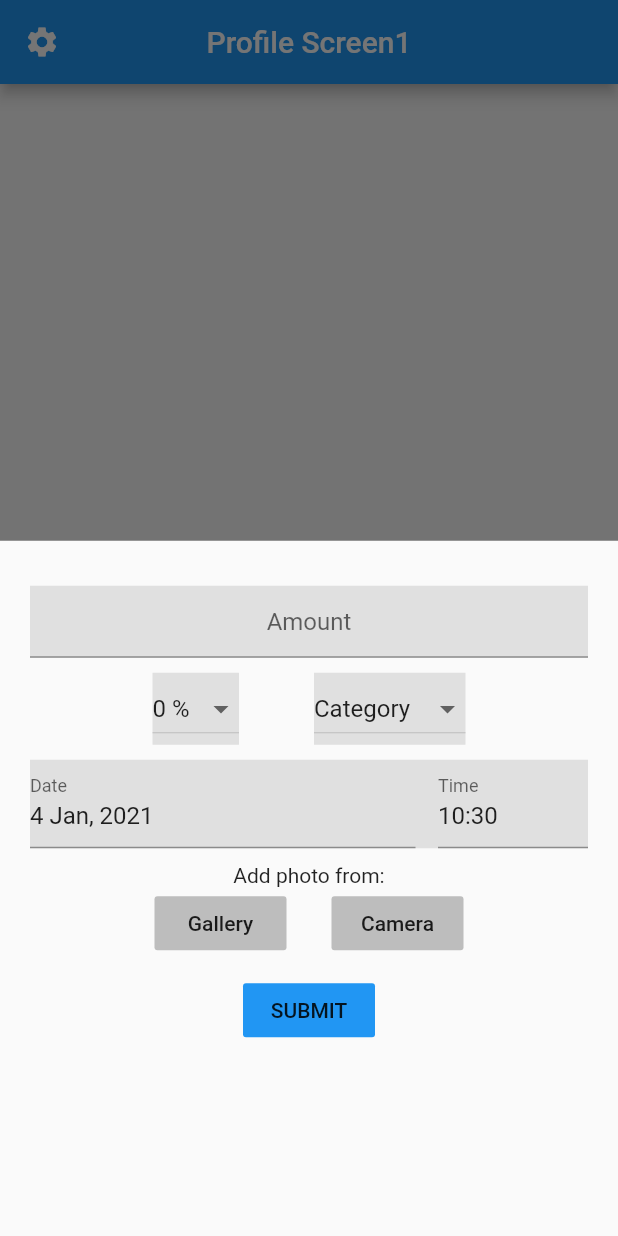
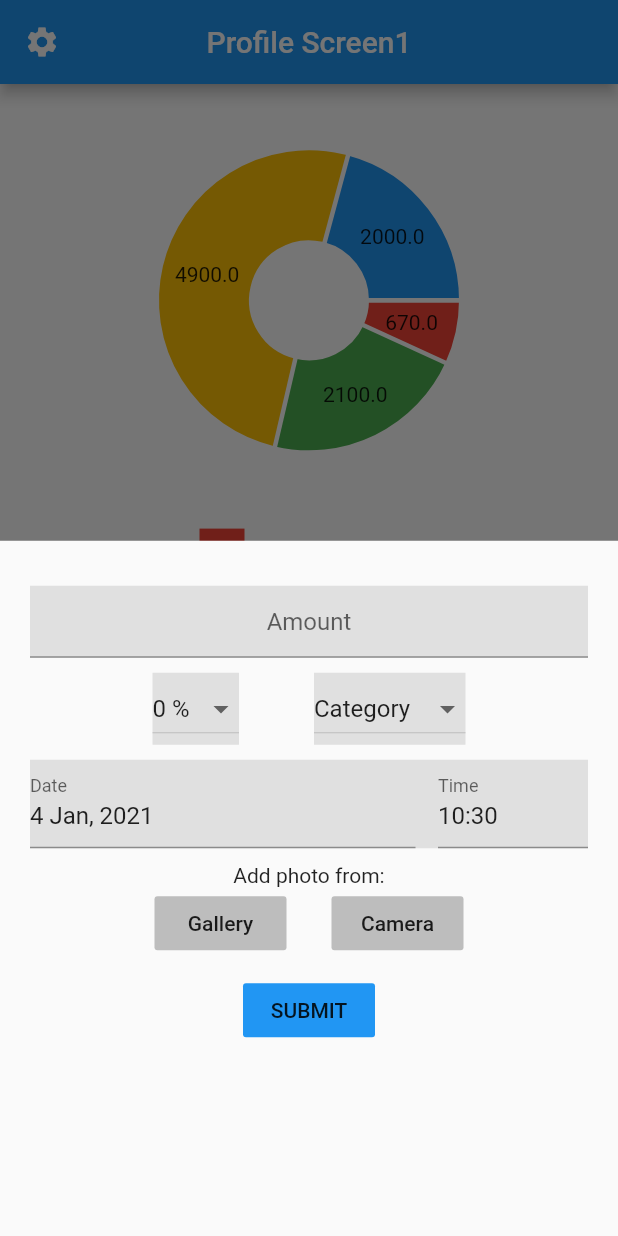
Before and after one commit to Przemek-Ter/Financial-App, a Flutter app: the screen it shows after launch, after a tap on the "add" icon, on a phone screen of 412 x 824 dp. Run offline on Flutter 3.47's test engine with Material 2 defaults, Android fonts, the phone set to English and light mode, and no system bars; drawn by our look-alikes of date_time_picker, fl_chart; our stand-ins replace image_picker.

Commit message:
Added simple profile screen layout

```diff
--- a/lib/main.dart
+++ b/lib/main.dart
@@ -1,9 +1,12 @@
 import 'package:flutter/material.dart';
+import 'package:project_app2/widgets/my_bottom_navigation_bar.dart';
+import 'package:project_app2/object_classes/categories_list.dart';
 
-//Bottom Navigation Bar
-import 'package:project_app2/widgets/my_bottom_navigation_bar.dart';
+CategoriesList categoriesList;
+
 
 void main() {
+
   runApp(MaterialApp(
     home: MyBottomNavigationBar(),
   ));
--- /dev/null
+++ b/lib/object_classes/categories_list.dart
@@ -0,0 +1,34 @@
+import 'package:project_app2/object_classes/category.dart';
+import 'package:project_app2/object_classes/invoice.dart';
+
+class CategoriesList {
+
+  List<Category> categoriesList = [
+    new Category(0, 'No Category'),
+    new Category(1, 'Food'),
+    new Category(2, 'Car'),
+    new Category(3, 'Materials'),
+  ];
+
+  List<Category> getCategoryList() {
+    return categoriesList;
+  }
+
+  void addToCategory(Invoice invoice, int categoryNumber) {
+    categoriesList[categoryNumber].addInvoice(invoice);
+  }
+
+  double amountSum() {
+    double sum = 0;
+    for (int i = 0; i < categoriesList.length; i++) {
+      sum += categoriesList[i].amountSum();
+    }
+    return double.parse(sum.toStringAsPrecision(2));
+  }
+
+  double percentOfAll(int categoryNumber) {
+    double categorySum = categoriesList[categoryNumber].amountSum();
+    double allSum = amountSum();
+    return double.parse(((categorySum / allSum) * 100).toStringAsPrecision(2));
+  }
+}
--- a/lib/object_classes/category.dart
+++ b/lib/object_classes/category.dart
@@ -1,9 +1,9 @@
-import 'package:project_app2/object_Classes/invoice.dart';
+import 'package:project_app2/object_classes/invoice.dart';
 
 class Category {
   int indexNumber;
   String name;
-  List<Invoice> invoiceList;
+  List<Invoice> invoiceList = List<Invoice>();
 
   Category (int indexNumber, String name) {
     this.indexNumber = indexNumber;
@@ -13,6 +13,19 @@ class Category {
   //Methods
   void addInvoice(Invoice invoice) {
     invoiceList.add(invoice);
+    print('invoice added');
+  }
+
+  double amountSum() {
+    double sum= 0;
+    if (invoiceList != null) {
+      for(int i = 0; i < invoiceList.length; i++) {
+        sum += invoiceList[i].amountValue;
+      }
+      return double.parse(sum.toStringAsPrecision(2));
+    }else {
+      return 0;
+    }
   }
 
   //Getters
--- a/lib/pages/data_screen.dart
+++ b/lib/pages/data_screen.dart
@@ -1,12 +1,50 @@
 import 'package:flutter/cupertino.dart';
 import 'package:flutter/material.dart';
-import 'package:project_app2/object_Classes/category.dart';
+import 'package:project_app2/object_classes/category.dart';
 import 'package:project_app2/object_classes/invoice.dart';
 
 class DataScreen extends StatefulWidget {
   @override
   _DataScreenState createState() => _DataScreenState();
 }
+
+//====================================================
+// //Categories list object
+// CategoriesList categoriesList = new CategoriesList();
+// bool wasAdded = false;
+// //simulation method
+// void simulation() {
+//   //Invoice List
+//   List<Invoice> invoiceList = [
+//     new Invoice(100, 23, '10-10-2020', 0),
+//     new Invoice(500, 7, '10-10-2020', 1),
+//     new Invoice(1000, 0, '10-10-2020', 3),
+//     new Invoice(34, 23, '10-10-2020', 0),
+//     new Invoice(2375, 7, '10-10-2020', 2),
+//     new Invoice(75.43, 23, '10-10-2020', 2),
+//     new Invoice(300, 23, '10-10-2020', 1),
+//     new Invoice(200, 8, '10-10-2020', 0),
+//     new Invoice(100, 23, '10-10-2020', 0),
+//     new Invoice(500, 7, '10-10-2020', 1),
+//     new Invoice(1000, 0, '10-10-2020', 3),
+//     new Invoice(34, 23, '10-10-2020', 0),
+//     new Invoice(2375, 7, '10-10-2020', 2),
+//     new Invoice(75.43, 23, '10-10-2020', 2),
+//     new Invoice(300, 23, '10-10-2020', 1),
+//     new Invoice(200, 8, '10-10-2020', 0),
+//     new Invoice(534.76, 23, '21-09-2015', 1),
+//   ];
+//
+//   if (wasAdded != true) {
+//     for (int i = 0; i < invoiceList.length; i++) {
+//       categoriesList.categoriesList[invoiceList[i].categoryNumber].addInvoice(invoiceList[i]);
+//     }
+//   }
+//   wasAdded = true;
+//   print('${categoriesList.categoriesList[2].invoiceList}');
+// }
+//====================================================
+
 
 //Category List (fromDatabase)
 List<Category> categoryList = [
@@ -40,7 +78,8 @@ class _DataScreenState extends State<DataScreen> {
 
   @override
   Widget build(BuildContext context) {
-    final Size size = MediaQuery.of(context).size;
+    // final Size size = MediaQuery.of(context).size;
+
     return Scaffold(
       body: CustomScrollView(
         slivers: [
@@ -86,6 +125,7 @@ class _DataScreenState extends State<DataScreen> {
                         ],
                       ),
                       Spacer(),
+                      //Amount and Tax
                       Column(
                         crossAxisAlignment: CrossAxisAlignment.end,
                         children: [
--- a/lib/pages/profile_screen.dart
+++ b/lib/pages/profile_screen.dart
@@ -1,20 +1,19 @@
 import 'package:fl_chart/fl_chart.dart';
 import 'package:flutter/material.dart';
-import 'package:project_app2/object_Classes/category.dart';
 import 'package:project_app2/object_classes/invoice.dart';
+import 'package:project_app2/object_classes/categories_list.dart';
 
 class ProfileScreen extends StatefulWidget {
   @override
   _ProfileScreenState createState() => _ProfileScreenState();
 }
 
-//Category list (from Database)
-List<Category> categoryList = [
-  new Category(0, 'No Category'),
-  new Category(1, 'Food'),
-  new Category(2, 'Car'),
-  new Category(3, 'Materials'),
-];
+//====================================================
+//Categories list object
+CategoriesList categoriesList = new CategoriesList();
+bool wasAdded = false;
+//simulation method
+void simulation() {
   //Invoice List
   List<Invoice> invoiceList = [
     new Invoice(100, 23, '10-10-2020', 0),
@@ -36,22 +35,31 @@ List<Invoice> invoiceList = [
     new Invoice(534.76, 23, '21-09-2015', 1),
   ];
 
+  if (wasAdded != true) {
+    for (int i = 0; i < invoiceList.length; i++) {
+      categoriesList.categoriesList[invoiceList[i].categoryNumber].addInvoice(invoiceList[i]);
+    }
+  }
+  wasAdded = true;
+  print('${categoriesList.categoriesList[2].invoiceList}');
+}
+//====================================================
+
 
 class _ProfileScreenState extends State<ProfileScreen> {
-
-  List<PieChartSectionData> sections = List<PieChartSectionData>();
-
 
   @override
   Widget build(BuildContext context) {
     final Size size = MediaQuery.of(context).size;
+
+    simulation();
 
     return Scaffold(
       //AppBar
       appBar: AppBar(
         title: Text('Profile Screen1'),
         centerTitle: true,
-        //Home Button
+        //Settings Button
         leading: IconButton(
           icon: Icon(Icons.settings),
           onPressed: () {
@@ -67,10 +75,70 @@ class _ProfileScreenState extends State<ProfileScreen> {
         child: Column(
           children: [
             Container(
+              color: Colors.white,
               child: PieChart(
                 PieChartData(
-
+                  borderData: FlBorderData(show: false),
+                  sectionsSpace: 3,
+                  centerSpaceRadius: 40,
+                  sections: showSections(categoriesList),
                 )
+              ),
+            ),
+            Container(
+              color: Colors.white,
+              child: Column(
+                mainAxisAlignment: MainAxisAlignment.center,
+                children: [
+                  //Category 0
+                  Row(
+                    children: [
+                      SizedBox(width: 125,),
+                      Padding(
+                        padding: const EdgeInsets.all(8.0),
+                        child: Container(width: 30, height: 30, color: Colors.red,),
+                      ),
+                      Text('Category 0 - ${categoriesList.categoriesList[0].amountSum()}'),
+                      Spacer(),
+                    ],
+                  ),
+                  //Category 1
+                  Row(
+                    children: [
+                      SizedBox(width: 125,),
+                      Padding(
+                        padding: const EdgeInsets.all(8.0),
+                        child: Container(width: 30, height: 30, color: Colors.green,),
+                      ),
+                      Text('Category 1 - ${categoriesList.categoriesList[1].amountSum()}'),
+                      Spacer(),
+                    ],
+                  ),
+                  //Category 2
+                  Row(
+                    children: [
+                      SizedBox(width: 125,),
+                      Padding(
+                        padding: const EdgeInsets.all(8.0),
+                        child: Container(width: 30, height: 30, color: Colors.amber,),
+                      ),
+                      Text('Category 2 - ${categoriesList.categoriesList[2].amountSum()}'),
+                      Spacer(),
+                    ],
+                  ),
+                  //Category 3
+                  Row(
+                    children: [
+                      SizedBox(width: 125,),
+                      Padding(
+                        padding: const EdgeInsets.all(8.0),
+                        child: Container(width: 30, height: 30, color: Colors.blue,),
+                      ),
+                      Text('Category 3 - ${categoriesList.categoriesList[3].amountSum()}'),
+                      Spacer(),
+                    ],
+                  ),
+                ],
               ),
             ),
           ],
@@ -78,4 +146,42 @@ class _ProfileScreenState extends State<ProfileScreen> {
       ),
     );
   }
+
+  List<PieChartSectionData> showSections(CategoriesList categoriesList) {
+    return List.generate(4, (index) {
+      switch (index) {
+        case 0:
+          return PieChartSectionData(
+            value: categoriesList.percentOfAll(0),
+            title: '${categoriesList.categoriesList[0].amountSum()}',
+            color: Colors.red,
+            radius: 60,
+          );
+        case 1:
+          return PieChartSectionData(
+            value: categoriesList.percentOfAll(1),
+            title: '${categoriesList.categoriesList[1].amountSum()}',
+            color: Colors.green,
+            radius: 60,
+          );
+        case 2:
+          return PieChartSectionData(
+            value: categoriesList.percentOfAll(2),
+            title: '${categoriesList.categoriesList[2].amountSum()}',
+            color: Colors.amber,
+            radius: 60,
+          );
+        case 3:
+          return PieChartSectionData(
+            value: categoriesList.percentOfAll(3),
+            title: '${categoriesList.categoriesList[3].amountSum()}',
+            color: Colors.blue,
+            radius: 60,
+          );
+        default:
+          return null;
       }
+    });
+
+  }
+}
--- a/lib/widgets/add_button.dart
+++ b/lib/widgets/add_button.dart
@@ -1,6 +1,7 @@
 import 'dart:io';
 import 'package:flutter/material.dart';
 import 'package:date_time_picker/date_time_picker.dart';
+import 'package:project_app2/main.dart';
 import 'package:project_app2/object_classes/category.dart';
 import 'package:project_app2/object_classes/invoice.dart';
 import 'package:image_picker/image_picker.dart';
@@ -220,6 +221,8 @@ class _AddButtonState extends State<AddButton> {
                 child: Text('SUBMIT'),
                 color: Colors.blue,
                 onPressed: () {
+                  //Add to category
+                  categoriesList.addToCategory(invoice, invoice.categoryNumber);
                   //Print in Terminal
                   print(invoice.toString());
                   //Exit popup menu
```
Lines whose indentation alone changed are shown as unchanged.
